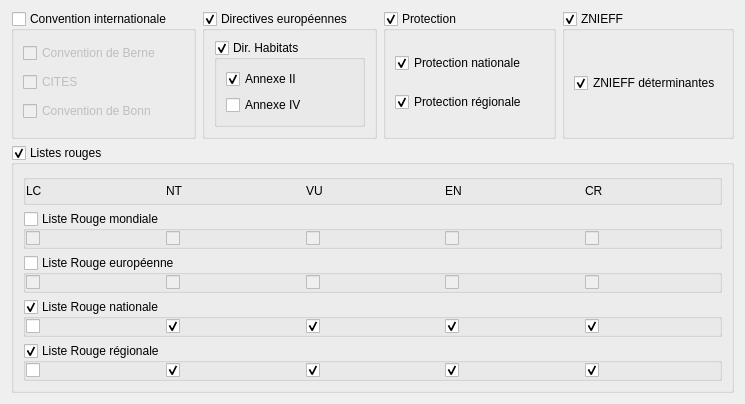
First picture: the form in biblizou_dialog_patri.ui, repository Ki-Mor/biblizou, before the edit.
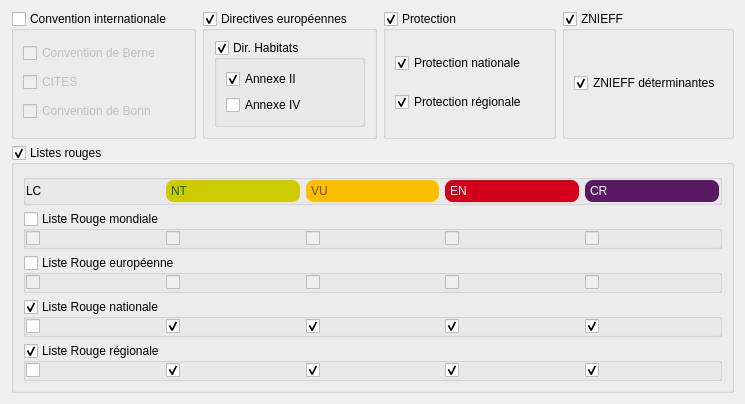
Second picture: the form after the edit. Icons and pictures are not drawn.

Commit message: style(patri): add IUCN color badges to LC/NT/VU/EN/CR column headers

```diff
--- a/biblizou_dialog_patri.ui
+++ b/biblizou_dialog_patri.ui
@@ -511,6 +511,14 @@
          </property>
          <item row="0" column="1">
           <widget class="QLabel" name="labelNT">
+           <property name="styleSheet">
+            <string notr="true">QLabel#labelNT {
+    color: #1a5c1a;
+    background-color: #cccc00;
+    border-radius: 8px;
+    padding: 1px 2px;
+}</string>
+           </property>
            <property name="text">
             <string>NT</string>
            </property>
@@ -525,6 +533,14 @@
          </item>
          <item row="0" column="2">
           <widget class="QLabel" name="labelVU">
+           <property name="styleSheet">
+            <string notr="true">QLabel#labelVU {
+    color: #7a4a00;
+    background-color: #fbbf00;
+    border-radius: 8px;
+    padding: 1px 2px;
+}</string>
+           </property>
            <property name="text">
             <string>VU</string>
            </property>
@@ -532,6 +548,14 @@
          </item>
          <item row="0" column="4">
           <widget class="QLabel" name="labelCR">
+           <property name="styleSheet">
+            <string notr="true">QLabel#labelCR {
+    color: #ffffff;
+    background-color: #5a1a63;
+    border-radius: 8px;
+    padding: 1px 2px;
+}</string>
+           </property>
            <property name="text">
             <string>CR</string>
            </property>
@@ -539,6 +563,14 @@
          </item>
          <item row="0" column="3">
           <widget class="QLabel" name="labelEN">
+           <property name="styleSheet">
+            <string notr="true">QLabel#labelEN {
+    color: #ffffff;
+    background-color: #d3001b;
+    border-radius: 8px;
+    padding: 1px 2px;
+}</string>
+           </property>
            <property name="text">
             <string>EN</string>
            </property>
```
Left out of the diff: 37 changed lines with no effect on the pictures.
